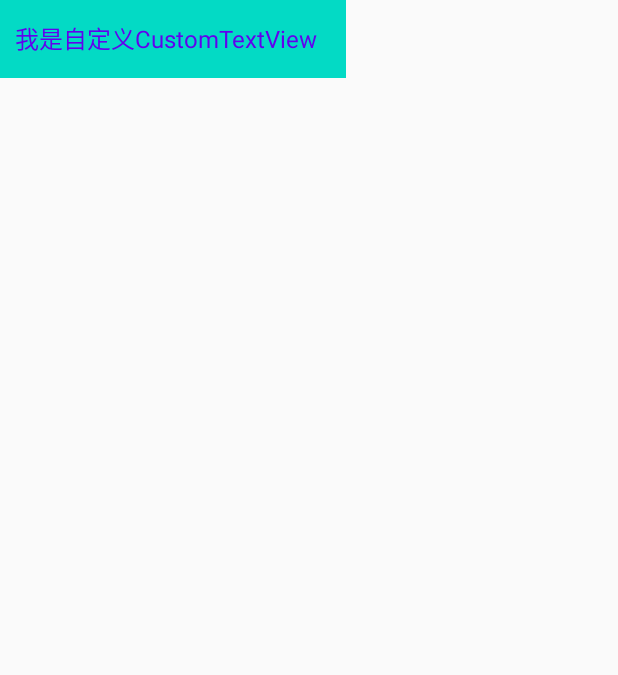
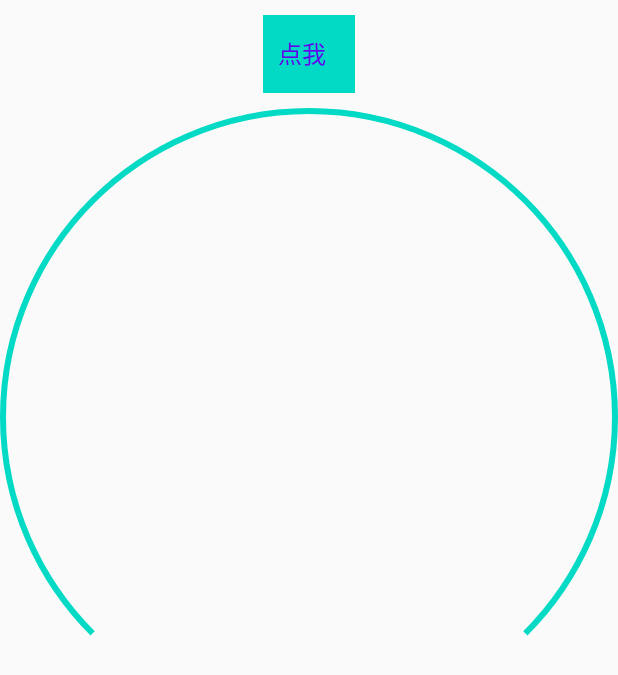
Before and after one commit to androidxiao/CustomViewSample, an Android app: the screen it shows after launch (MainActivity), on a phone screen of 412 x 824 dp. Shown: the top 675 px of the screen. Run offline under Robolectric (Android 15) with nearby library versions, the phone set to English and light mode, and no system bars; 1 statement that could not run was skipped.

Commit message:
添加圆弧形进度条

```diff
--- a/app/src/main/java/com/black/multi/customviewsample/MainActivity.kt
+++ b/app/src/main/java/com/black/multi/customviewsample/MainActivity.kt
@@ -1,11 +1,31 @@
 package com.black.multi.customviewsample
 
+import android.animation.ValueAnimator
 import androidx.appcompat.app.AppCompatActivity
 import android.os.Bundle
+import android.view.animation.AccelerateInterpolator
+import android.view.animation.BounceInterpolator
+import kotlinx.android.synthetic.main.activity_main.*
 
 class MainActivity : AppCompatActivity() {
     override fun onCreate(savedInstanceState: Bundle?) {
         super.onCreate(savedInstanceState)
         setContentView(R.layout.activity_main)
+        custom_text.setOnClickListener {
+            arcProgress()
+        }
+    }
+
+    private fun arcProgress(){
+        val maxProgress = 3000
+        val valueAnimator = ValueAnimator.ofInt(0,2500)
+        arc_progressbar.setMaxProgress(maxProgress)
+        valueAnimator.interpolator = AccelerateInterpolator()
+        valueAnimator.duration = 2500
+        valueAnimator.addUpdateListener {
+            val value = it.animatedValue as Int
+            arc_progressbar.setCurProgress(value)
+        }
+        valueAnimator.start()
     }
 }
--- a/app/src/main/java/com/black/multi/customviewsample/demo01/CustomTextView.kt
+++ b/app/src/main/java/com/black/multi/customviewsample/demo01/CustomTextView.kt
@@ -8,6 +8,7 @@ import android.util.Log
 import android.util.TypedValue
 import android.view.View
 import com.black.multi.customviewsample.R
+import com.black.multi.customviewsample.utils.sp2Px
 
 /**
  * Created by wei.
@@ -16,7 +17,6 @@ import com.black.multi.customviewsample.R
  */
 
 const val DEFAULT_TEXT_SIZE = 15
-const val TAG = "ez"
 
 class CustomTextView @JvmOverloads constructor(
     context: Context,
@@ -24,17 +24,18 @@ class CustomTextView @JvmOverloads constructor(
     defStyle: Int = 0
 ) : View(context, attr, defStyle) {
 
-    var mPaint: Paint = Paint()
-    var mText: String?
-    var mTextSize = 0.0f
-    var mTextColor = Color.BLACK
+    private var mPaint: Paint = Paint()
+    private var mText: String?
+    private var mTextSize = 0.0f
+    private var mTextColor = Color.BLACK
+    private val rect = Rect()
 
     init {
         val ta = context.obtainStyledAttributes(attr, R.styleable.CustomTextView)
         mText = ta.getString(R.styleable.CustomTextView_customText)
         mTextSize = ta.getDimensionPixelSize(
             R.styleable.CustomTextView_customTextSize,
-            sp2Px(DEFAULT_TEXT_SIZE)
+            sp2Px(DEFAULT_TEXT_SIZE,resources)
         ).toFloat()
         mTextColor = ta.getColor(R.styleable.CustomTextView_customTextColor, mTextColor)
         ta.recycle()
@@ -52,7 +53,6 @@ class CustomTextView @JvmOverloads constructor(
         var heightSize = MeasureSpec.getSize(heightMeasureSpec)
 
         if (widthMode == MeasureSpec.AT_MOST || widthMode == MeasureSpec.UNSPECIFIED) {//UNSPECIFIED：是为了兼容最外层是 ScrollView
-            val rect = Rect()
             mPaint.getTextBounds(mText, 0, mText!!.length, rect)
             widthSize = rect.width() + paddingLeft + paddingRight
         }
@@ -73,8 +73,4 @@ class CustomTextView @JvmOverloads constructor(
         canvas?.drawText(mText!!, paddingLeft.toFloat(), vY.toFloat(), mPaint)
     }
 
-
-    private fun sp2Px(data: Int): Int {
-        return TypedValue.complexToDimensionPixelSize(data, resources.displayMetrics)
-    }
 }
--- /dev/null
+++ b/app/src/main/java/com/black/multi/customviewsample/demo02/ArcProgressbar.kt
@@ -0,0 +1,128 @@
+package com.black.multi.customviewsample.demo02
+
+import android.content.Context
+import android.graphics.*
+import android.text.TextPaint
+import android.util.AttributeSet
+import android.view.View
+import com.black.multi.customviewsample.R
+import com.black.multi.customviewsample.utils.dp2Px
+import com.black.multi.customviewsample.utils.log
+import com.black.multi.customviewsample.utils.sp2Px
+
+/**
+ * Created by wei.
+ * Date: 2020/6/16 9:42
+ * Desc:
+ */
+class ArcProgressbar @JvmOverloads constructor(
+    context: Context,
+    attributeSet: AttributeSet?,
+    defStyle: Int = 0
+) : View(context, attributeSet, defStyle) {
+
+    private var mOuterPaint = Paint()
+    private var mInnerPaint = Paint()
+    private var mTextPaint = TextPaint()
+    private var mOuterColor = Color.BLACK
+    private var mInnerColor = Color.BLUE
+    private var mProgressWidth = 5
+    private var mText = ""
+    private var mTextColor = Color.BLACK
+    private var mCurProgress = 0
+    private var mMaxProgress = 0
+    private var mTextSize = 15
+    private val rectF = RectF()
+    private val rect = Rect()
+    private val startAngle = 135f
+    private var sweepAngle = 270f
+    init {
+        val ta = context.obtainStyledAttributes(attributeSet, R.styleable.ArcProgressbar)
+        mOuterColor = ta.getColor(R.styleable.ArcProgressbar_outerColor, mOuterColor)
+        mInnerColor = ta.getColor(R.styleable.ArcProgressbar_innerColor, mInnerColor)
+        mProgressWidth =
+            ta.getInt(R.styleable.ArcProgressbar_progressWidth, dp2Px(mProgressWidth, resources))
+        mText = ta.getString(R.styleable.ArcProgressbar_progressText).toString()
+        mTextColor = ta.getColor(R.styleable.ArcProgressbar_progressTextColor, mTextColor)
+        mTextSize = ta.getDimensionPixelSize(
+            R.styleable.ArcProgressbar_customTextSize,
+            sp2Px(mTextSize, resources)
+        )
+        ta.recycle()
+
+        mOuterPaint.isAntiAlias = true
+        mOuterPaint.color = mOuterColor
+        mOuterPaint.style = Paint.Style.STROKE
+        mOuterPaint.strokeWidth = mProgressWidth.toFloat()
+
+
+        mInnerPaint.isAntiAlias = true
+        mInnerPaint.color = mInnerColor
+        mInnerPaint.style = Paint.Style.STROKE
+        mInnerPaint.strokeWidth = mProgressWidth.toFloat()
+
+        mTextPaint.isAntiAlias = true
+        mTextPaint.color = mTextColor
+        mTextPaint.textSize = mTextSize.toFloat()
+        mTextPaint.strokeWidth = mProgressWidth.toFloat()
+    }
+
+
+    override fun onMeasure(widthMeasureSpec: Int, heightMeasureSpec: Int) {
+        super.onMeasure(widthMeasureSpec, heightMeasureSpec)
+
+
+        //这里需要使用 measureWidth 和 measureHeight , 如果使用 width 和 height 不一定有值
+        var widthSize = measuredWidth
+        var heightSize = measuredHeight
+
+        if (widthSize > heightSize) widthSize = heightSize
+
+        if (heightSize > widthSize) heightSize = widthSize
+
+        setMeasuredDimension(widthSize, heightSize)
+    }
+
+    override fun onDraw(canvas: Canvas) {
+        super.onDraw(canvas)
+
+        //画外圆
+        val left = mProgressWidth /2
+        val top = mProgressWidth /2
+        //如果不减去 画笔的宽度，画出来的图形会显示不全
+        val right = width - mProgressWidth / 2
+        val bottom = height - mProgressWidth / 2
+        rectF.left = left.toFloat()
+        rectF.top = top.toFloat()
+        rectF.right = right.toFloat()
+        rectF.bottom = bottom.toFloat()
+
+        canvas.drawArc(rectF, startAngle, sweepAngle, false, mOuterPaint)
+
+        if (mMaxProgress == 0) return
+
+        //画外圆
+        val percent = mCurProgress / mMaxProgress.toFloat()
+        sweepAngle *= percent
+        canvas.drawArc(rectF, startAngle, sweepAngle, false, mInnerPaint)
+
+
+        //画文字
+        mTextPaint.getTextBounds(mText, 0, mText.length, rect)
+        val startX = (height / 2 - mProgressWidth) - rect.width() / 2
+        val fontMetricsInt = mTextPaint.fontMetricsInt
+        val vy = (fontMetricsInt.bottom - fontMetricsInt.top) / 2 - fontMetricsInt.bottom
+        val baseLine = height / 2 + vy
+        canvas.drawText(sweepAngle.toInt().toString(), startX.toFloat(), baseLine.toFloat(), mTextPaint)
+
+    }
+
+    fun setCurProgress(progress: Int) {
+        mCurProgress = progress
+        invalidate()
+    }
+
+    fun setMaxProgress(progress: Int) {
+        mMaxProgress = progress
+    }
+}
--- /dev/null
+++ b/app/src/main/java/com/black/multi/customviewsample/utils/tools.kt
@@ -0,0 +1,28 @@
+package com.black.multi.customviewsample.utils
+
+import android.content.res.Resources
+import android.util.Log
+import android.util.TypedValue
+import com.black.multi.customviewsample.BuildConfig
+
+/**
+ * Created by wei.
+ * Date: 2020/6/16 9:45
+ * Desc:
+ */
+const val TAG = "ez"
+
+fun sp2Px(data: Int,resources:Resources): Int {
+    //比如：我想要一个 20(data)(第二个参数)SP(第一个参数)在当前设备上对应的 px 值。
+    return TypedValue.applyDimension(TypedValue.COMPLEX_UNIT_SP, data.toFloat(), resources.displayMetrics).toInt()
+}
+
+fun dp2Px(data:Int,resources: Resources):Int{
+    return TypedValue.applyDimension(TypedValue.COMPLEX_UNIT_DIP, data.toFloat(),resources.displayMetrics).toInt()
+}
+
+fun log(msg:String){
+    if(BuildConfig.DEBUG) {
+        Log.d(TAG, "log: $msg")
+    }
+}
--- a/app/src/main/res/layout/activity_main.xml
+++ b/app/src/main/res/layout/activity_main.xml
@@ -1,27 +1,42 @@
 <?xml version="1.0" encoding="utf-8"?>
-<androidx.core.widget.NestedScrollView xmlns:android="http://schemas.android.com/apk/res/android"
+<LinearLayout xmlns:android="http://schemas.android.com/apk/res/android"
     xmlns:app="http://schemas.android.com/apk/res-auto"
     xmlns:tools="http://schemas.android.com/tools"
     android:layout_width="match_parent"
     android:layout_height="match_parent"
+    android:orientation="vertical"
     tools:context=".MainActivity">
 
 
     <LinearLayout
         android:layout_width="match_parent"
         android:layout_height="match_parent"
+        android:gravity="center_horizontal"
         android:orientation="vertical">
 
         <com.black.multi.customviewsample.demo01.CustomTextView
+            android:id="@+id/custom_text"
             android:layout_width="wrap_content"
             android:layout_height="wrap_content"
             android:background="@color/colorAccent"
             android:paddingLeft="10dp"
             android:paddingRight="20dp"
+            android:layout_marginTop="10dp"
             android:paddingTop="5dp"
             android:paddingBottom="10dp"
-            app:customText="我是自定义CustomTextView"
+            app:customText="点我"
             app:customTextColor="@color/colorPrimary"
             app:customTextSize="16sp" />
+
+        <com.black.multi.customviewsample.demo02.ArcProgressbar
+            android:id="@+id/arc_progressbar"
+            android:layout_width="wrap_content"
+            android:layout_height="wrap_content"
+            app:outerColor="@color/colorAccent"
+            app:innerColor="@color/colorPrimary"
+            android:layout_marginTop="10dp"
+            app:customTextSize="25sp"
+            app:progressTextColor="@color/colorPrimaryDark"
+            app:progressWidth="6"/>
     </LinearLayout>
-</androidx.core.widget.NestedScrollView>
+</LinearLayout>
--- a/app/src/main/res/values/attrs.xml
+++ b/app/src/main/res/values/attrs.xml
@@ -1,8 +1,20 @@
 <?xml version="1.0" encoding="utf-8"?>
 <resources>
+
+    <attr name="customTextSize" format="dimension" />
+
     <declare-styleable name="CustomTextView">
-        <attr name="customText" format="string"/>
-        <attr name="customTextSize" format="dimension" />
+        <attr name="customText" format="string" />
+        <attr name="customTextSize"/>
         <attr name="customTextColor" format="reference|color" />
     </declare-styleable>
+
+    <declare-styleable name="ArcProgressbar">
+        <attr name="progressWidth" format="integer" />
+        <attr name="outerColor" format="reference|color" />
+        <attr name="innerColor" format="reference|color" />
+        <attr name="progressText" format="string" />
+        <attr name="customTextSize"/>
+        <attr name="progressTextColor" format="reference|color" />
+    </declare-styleable>
 </resources>
```
